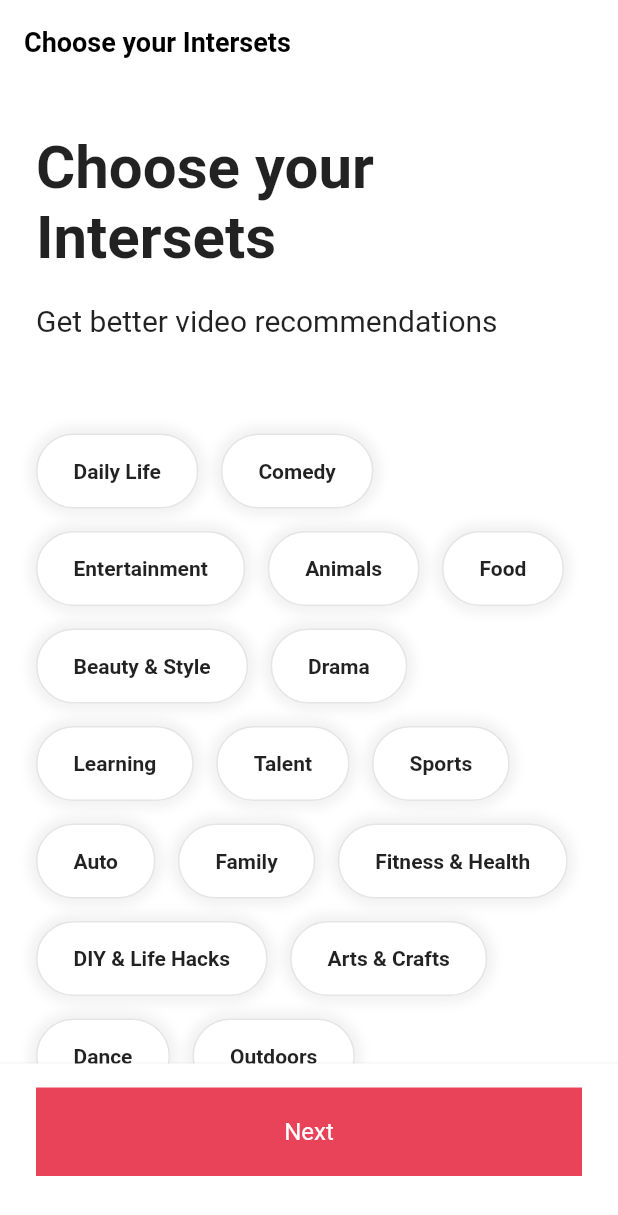
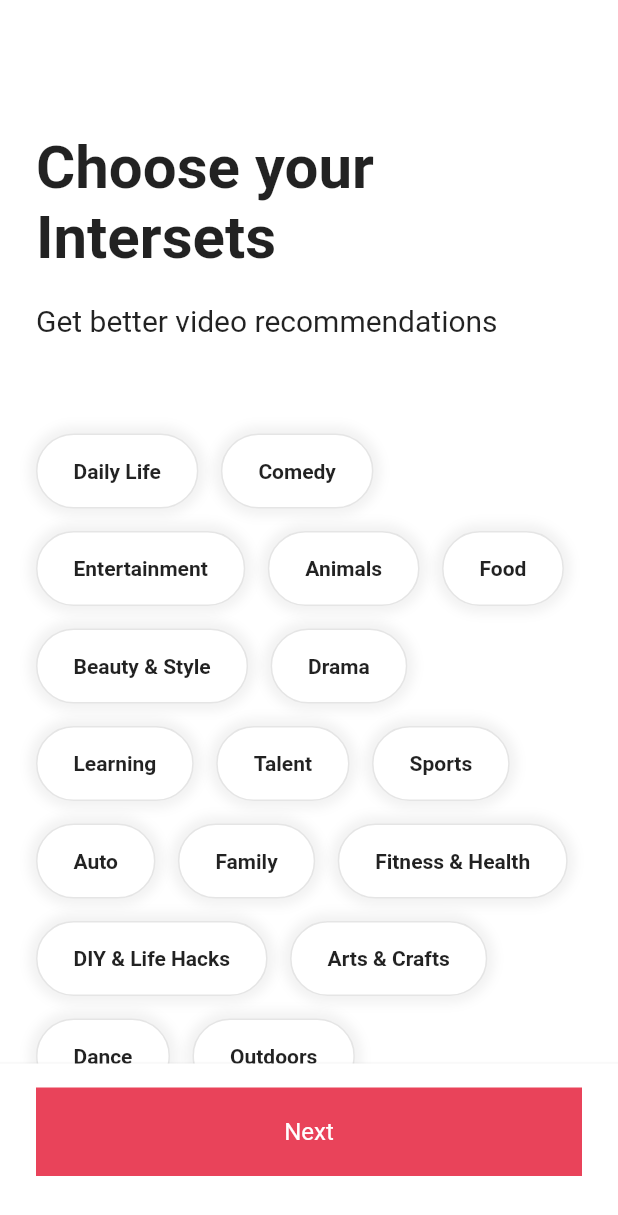
Before and after one commit to Seongeun-Park/TikTok-Clone, a Flutter app: the screen it shows after launch, on a phone screen of 412 x 824 dp. Shown: the top 1215 px of the screen. Run offline on Flutter 3.47's test engine with Material 2 defaults, Android fonts, the phone set to English and light mode, and no system bars; our stand-ins replace font_awesome_flutter.

Commit message:
2023082401

```diff
--- a/lib/features/onboarding/interests_screen.dart
+++ b/lib/features/onboarding/interests_screen.dart
@@ -1,6 +1,8 @@
 import 'package:flutter/material.dart';
 import 'package:tiktok_clone/constants/gaps.dart';
 import 'package:tiktok_clone/constants/sizes.dart';
+import 'package:tiktok_clone/features/onboarding/tutorial_screen.dart';
+import 'package:tiktok_clone/features/onboarding/widgets/interest_button.dart';
 
 const interests = [
   "Daily Life",
@@ -43,14 +45,66 @@ const interests = [
   "Home & Garden",
 ];
 
-class InterestsScreen extends StatelessWidget {
+class InterestsScreen extends StatefulWidget {
   const InterestsScreen({super.key});
+
+  @override
+  State<InterestsScreen> createState() => _InterestsScreenState();
+}
+
+class _InterestsScreenState extends State<InterestsScreen> {
+  final ScrollController _scrollController = ScrollController();
+
+  bool _showTitle = false;
+
+  void _onScroll() {
+    if (_scrollController.offset > 110) {
+      if (_showTitle) return;
+      setState(() {
+        _showTitle = true;
+      });
+    } else {
+      setState(() {
+        _showTitle = false;
+      });
+    }
+  }
+
+  void _onNextTap() {
+    Navigator.push(
+      context,
+      MaterialPageRoute(
+        builder: ((context) => const TutorialScreen()),
+      ),
+    );
+  }
+
+  @override
+  void initState() {
+    super.initState();
+    _scrollController.addListener(_onScroll);
+  }
+
+  @override
+  void dispose() {
+    _scrollController.dispose();
+    super.dispose();
+  }
 
   @override
   Widget build(BuildContext context) {
     return Scaffold(
-      appBar: AppBar(title: const Text('Choose your Intersets')),
-      body: SingleChildScrollView(
+      appBar: AppBar(
+        title: AnimatedOpacity(
+          opacity: _showTitle ? 1 : 0,
+          duration: const Duration(milliseconds: 300),
+          child: const Text('Choose your Intersets'),
+        ),
+      ),
+      body: Scrollbar(
+        controller: _scrollController,
+        child: SingleChildScrollView(
+          controller: _scrollController,
           child: Padding(
             padding: const EdgeInsets.only(
               left: Sizes.size24,
@@ -80,33 +134,11 @@ class InterestsScreen extends StatelessWidget {
                 spacing: 15,
                 children: [
                   for (var interest in interests)
-                  Container(
-                    padding: const EdgeInsets.symmetric(
-                      vertical: Sizes.size16,
-                      horizontal: Sizes.size24,
-                    ),
-                    decoration: BoxDecoration(
-                      color: Colors.white,
-                      borderRadius: BorderRadius.circular(
-                        Sizes.size32,
-                      ),
-                      border: Border.all(color: Colors.black.withOpacity(0.1)),
-                      boxShadow: [
-                        BoxShadow(
-                          color: Colors.black.withOpacity(0.05),
-                          blurRadius: 5,
-                          spreadRadius: 5,
-                        ),
-                      ],
-                    ),
-                    child: Text(
-                      interest,
-                      style: const TextStyle(fontWeight: FontWeight.bold),
-                    ),
-                  ),
+                    InterestButton(interest: interest),
                 ],
               )
             ]),
+          ),
         ),
       ),
       bottomNavigationBar: BottomAppBar(
@@ -118,6 +150,8 @@ class InterestsScreen extends StatelessWidget {
             left: Sizes.size24,
             right: Sizes.size24,
           ),
+          child: GestureDetector(
+            onTap: _onNextTap,
             child: Container(
               padding: const EdgeInsets.symmetric(
                 vertical: Sizes.size20,
@@ -134,6 +168,7 @@ class InterestsScreen extends StatelessWidget {
             ),
           ),
         ),
+      ),
     );
   }
 }
--- /dev/null
+++ b/lib/features/onboarding/widgets/interest_button.dart
@@ -0,0 +1,59 @@
+import 'package:flutter/material.dart';
+
+import '../../../constants/sizes.dart';
+
+class InterestButton extends StatefulWidget {
+  const InterestButton({
+    Key? key,
+    required this.interest,
+  }) : super(key: key);
+
+  final String interest;
+
+  @override
+  State<InterestButton> createState() => _InterestButtonState();
+}
+
+class _InterestButtonState extends State<InterestButton> {
+  bool _isSelected = false;
+
+  void _onTap() {
+    setState(() {
+      _isSelected = !_isSelected;
+    });
+  }
+
+  @override
+  Widget build(BuildContext context) {
+    return GestureDetector(
+      onTap: _onTap,
+      child: AnimatedContainer(
+        duration: const Duration(milliseconds: 300),
+        padding: const EdgeInsets.symmetric(
+          vertical: Sizes.size16,
+          horizontal: Sizes.size24,
+        ),
+        decoration: BoxDecoration(
+          color: _isSelected ? Theme.of(context).primaryColor : Colors.white,
+          borderRadius: BorderRadius.circular(
+            Sizes.size32,
+          ),
+          border: Border.all(color: Colors.black.withOpacity(0.1)),
+          boxShadow: [
+            BoxShadow(
+              color: Colors.black.withOpacity(0.05),
+              blurRadius: 5,
+              spreadRadius: 5,
+            ),
+          ],
+        ),
+        child: Text(
+          widget.interest,
+          style: TextStyle(
+              fontWeight: FontWeight.bold,
+              color: _isSelected ? Colors.white : Colors.black87),
+        ),
+      ),
+    );
+  }
+}
```
Also changed, not shown: lib/features/onboarding/tutorial_screen.dart (added, +124 -0 lines). Lines whose indentation alone changed are shown as unchanged.
